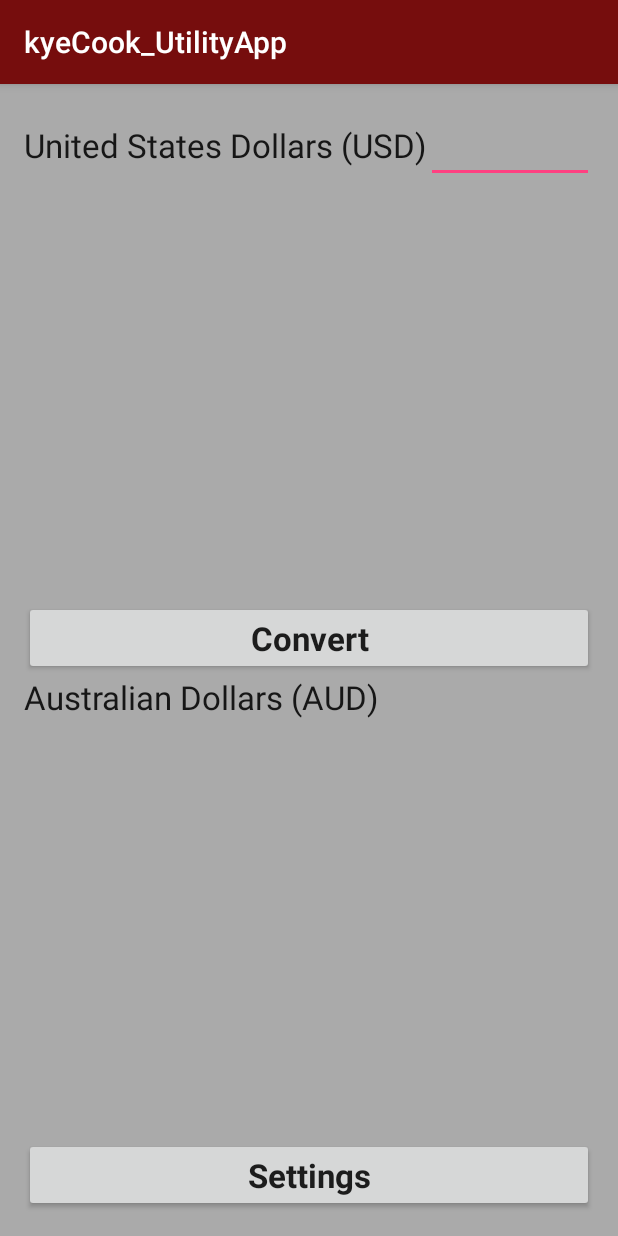
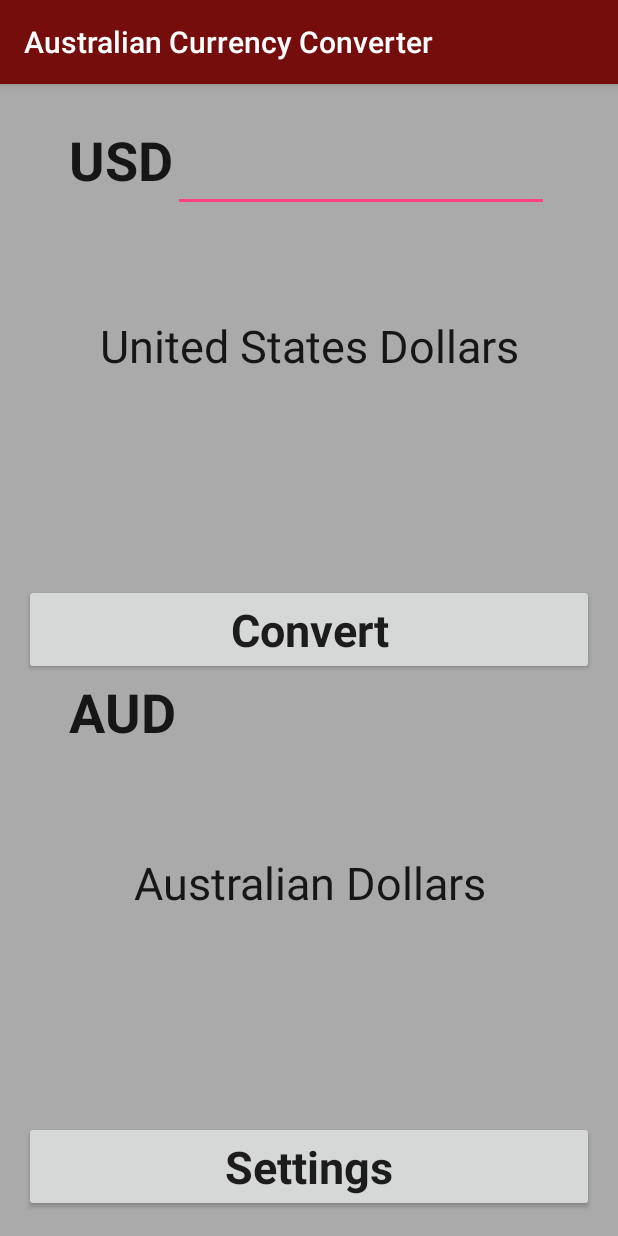
Before and after one commit to KyeCook/kyeCook_UtilityApp_AssignOne, an Android app: the screen it shows after launch (MainActivity), on a phone screen of 412 x 824 dp. Run offline under Robolectric (Android 15) with nearby library versions, the phone set to English and light mode, and no system bars.

Commit message:
Started assignment and got basic UI design for first activity

```diff
--- a/app/src/main/java/com/example/kyecook/kyecook_utilityapp/MainActivity.java
+++ b/app/src/main/java/com/example/kyecook/kyecook_utilityapp/MainActivity.java
@@ -2,12 +2,67 @@ package com.example.kyecook.kyecook_utilityapp;
 
 import android.support.v7.app.AppCompatActivity;
 import android.os.Bundle;
+import android.text.Editable;
+import android.text.TextWatcher;
+import android.view.View;
+import android.widget.Button;
+import android.widget.EditText;
+import android.widget.TextView;
 
 public class MainActivity extends AppCompatActivity {
+
+    private TextView countryToBeConverted;
+    private TextView convertedCurrency;
+    private EditText moneyToConvert;
+    private float currency;
 
     @Override
     protected void onCreate(Bundle savedInstanceState) {
         super.onCreate(savedInstanceState);
         setContentView(R.layout.activity_main);
+
+
+        countryToBeConverted = (TextView) findViewById(R.id.countryToBeConverted);
+        convertedCurrency = (TextView) findViewById(R.id.convertedCurrency);
+        moneyToConvert = (EditText) findViewById(R.id.moneyToConvertInput);
+
+        Button conversionButton = (Button) findViewById(R.id.conversionButton);
+
+        moneyToConvert.addTextChangedListener(new TextWatcher() {
+            @Override
+            public void beforeTextChanged(CharSequence s, int start, int count, int after) {
+
+            }
+
+            @Override
+            public void onTextChanged(CharSequence s, int start, int before, int count) {
+
+
+                try {
+
+                    currency = Integer.parseInt(s.toString());
+
+                    convertedCurrency.setText(String.valueOf("$" + currency));
+
+                } catch (Exception e) {
+
+                }
+            }
+
+            @Override
+            public void afterTextChanged(Editable s) {
+
+            }
+        });
+
+        conversionButton.setOnClickListener(new View.OnClickListener() {
+            @Override
+            public void onClick(View v) {
+//                This is the segment for the conversion button. It loads the 'convert' method.
+
+
+            }
+        });
+
     }
 }
--- a/app/src/main/res/layout/activity_main.xml
+++ b/app/src/main/res/layout/activity_main.xml
@@ -21,17 +21,34 @@
         <TextView
             android:layout_width="wrap_content"
             android:layout_height="wrap_content"
-            android:text="@string/americanValue"
+            android:layout_marginLeft="30dp"
+            android:text="@string/usd"
             android:textAppearance="@style/TextAppearance.AppCompat.Large"
-            android:id="@+id/usTextField" />
+            android:id="@+id/countryToBeConverted"
+            android:textSize="36sp"
+            android:textStyle="normal|bold" />
 
         <EditText
             android:layout_width="match_parent"
             android:layout_height="wrap_content"
+            android:layout_marginRight="30dp"
             android:id="@+id/moneyToConvertInput"
-            android:textAppearance="@style/TextAppearance.AppCompat.Large" />
+            android:textAppearance="@style/TextAppearance.AppCompat.Large"
+            android:textSize="36sp"
+            android:gravity="end" />
 
     </LinearLayout>
+
+    <TextView
+        android:text="@string/americanValue"
+        android:layout_width="match_parent"
+        android:layout_height="wrap_content"
+        android:id="@+id/countryToBeConvertedString"
+        android:layout_weight="1"
+        android:textAppearance="@style/TextAppearance.AppCompat.Large"
+        android:textSize="30sp"
+        android:textAlignment="center" />
+
     <LinearLayout
         android:layout_width="match_parent"
         android:layout_height="wrap_content"
@@ -44,7 +61,8 @@
             android:id="@+id/conversionButton"
             android:layout_gravity="bottom"
             android:textAppearance="@style/TextAppearance.AppCompat.Large"
-            android:textStyle="normal|bold" />
+            android:textStyle="normal|bold"
+            android:textSize="30sp" />
     </LinearLayout>
     <LinearLayout
         android:layout_width="match_parent"
@@ -55,16 +73,33 @@
         <TextView
             android:layout_width="wrap_content"
             android:layout_height="wrap_content"
-            android:text="@string/australianValue"
+           android:layout_marginLeft="30dp"
+            android:text="@string/aud"
             android:textAppearance="@style/TextAppearance.AppCompat.Large"
-            android:id="@+id/ausText" />
+            android:id="@+id/ausText"
+            android:textSize="36sp"
+            android:textStyle="normal|bold" />
 
         <TextView
             android:layout_width="match_parent"
             android:layout_height="wrap_content"
+            android:layout_marginRight="30dp"
             android:textAppearance="@style/TextAppearance.AppCompat.Large"
-            android:id="@+id/convertedCurrency" />
+            android:id="@+id/convertedCurrency"
+            android:textSize="36sp"
+            android:gravity="right" />
     </LinearLayout>
+
+    <TextView
+        android:text="@string/australianValue"
+        android:layout_width="match_parent"
+        android:layout_height="wrap_content"
+        android:id="@+id/textView5"
+        android:layout_weight="1"
+        android:textAppearance="@style/TextAppearance.AppCompat.Large"
+        android:textSize="30sp"
+        android:textAlignment="center" />
+
     <LinearLayout
         android:layout_width="match_parent"
         android:layout_height="wrap_content"
@@ -78,6 +113,7 @@
             android:id="@+id/settingsButton"
             android:layout_gravity="bottom"
             android:textAppearance="@style/TextAppearance.AppCompat.Large"
-            android:textStyle="normal|bold" />
+            android:textStyle="normal|bold"
+            android:textSize="30sp" />
     </LinearLayout>
 </LinearLayout>
--- a/app/src/main/res/values/strings.xml
+++ b/app/src/main/res/values/strings.xml
@@ -1,7 +1,9 @@
 <resources>
-    <string name="app_name">kyeCook_UtilityApp</string>
-    <string name="americanValue">United States Dollars (USD)</string>
-    <string name="australianValue">Australian Dollars (AUD)</string>
+    <string name="app_name">Australian Currency Converter</string>
+    <string name="americanValue">United States Dollars</string>
+    <string name="australianValue">Australian Dollars</string>
     <string name="settingsButtonText">Settings</string>
     <string name="convertButtonText">Convert</string>
+    <string name="aud">AUD</string>
+    <string name="usd">USD</string>
 </resources>
```
